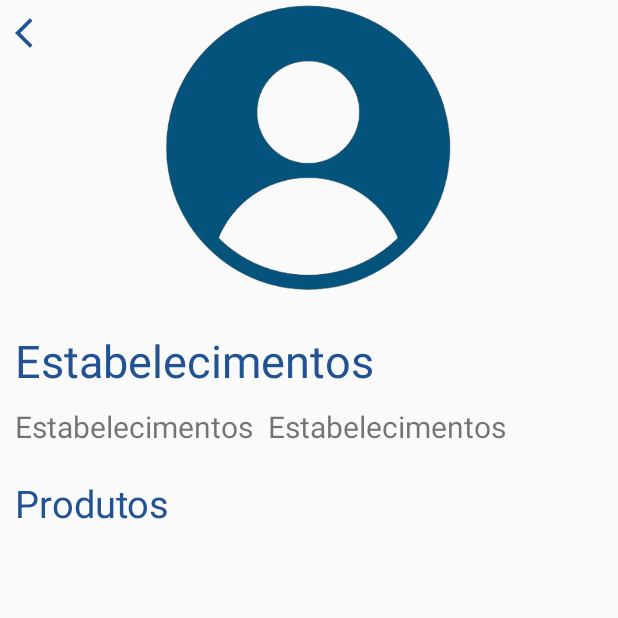
After one commit to IProjetoIntegradorIV/ProjetoIntegradorIV, an Android app: the ProductsActivity screen opened directly, with no data from a screen before it, on a phone screen of 412 x 824 dp, the top half of it. The commit adds this screen. Run offline under Robolectric (Android 15) with nearby library versions, the phone set to English and light mode, and no system bars; pictures from the network do not load.

Commit message:
Tela do produto

```diff
--- a/app/src/main/java/br/edu/puccampinas/campusconnect/EstablishmentAdapter.kt
+++ b/app/src/main/java/br/edu/puccampinas/campusconnect/EstablishmentAdapter.kt
@@ -34,12 +34,8 @@ class EstablishmentAdapter(private val establishments: List<Establishment>) :
 
         holder.itemView.setOnClickListener {
             val context = holder.itemView.context
-            val intent = Intent(context, ProductActivity::class.java)
+            val intent = Intent(context, ProductsActivity::class.java)
             intent.putExtra("establishmentId", establishment.id)
-            intent.putExtra("establishmentName", establishment.name)
-            intent.putExtra("establishmentDescription", establishment.description)
-            intent.putExtra("establishmentOpeningHours", establishment.openingHours)
-            intent.putExtra("establishmentPhoto", establishment.photo)
             context.startActivity(intent)
         }
     }
--- /dev/null
+++ b/app/src/main/java/br/edu/puccampinas/campusconnect/ProductsActivity.kt
@@ -0,0 +1,110 @@
+package br.edu.puccampinas.campusconnect
+
+import android.content.Intent
+import android.os.Bundle
+import android.widget.Toast
+import androidx.activity.viewModels
+import androidx.appcompat.app.AppCompatActivity
+import androidx.recyclerview.widget.LinearLayoutManager
+import androidx.recyclerview.widget.RecyclerView
+import br.edu.puccampinas.campusconnect.data.model.Establishment
+import br.edu.puccampinas.campusconnect.data.network.RetrofitInstance
+import br.edu.puccampinas.campusconnect.databinding.ActivityProductsBinding
+import kotlinx.coroutines.CoroutineScope
+import kotlinx.coroutines.Dispatchers
+import kotlinx.coroutines.launch
+import kotlinx.coroutines.withContext
+import com.bumptech.glide.Glide
+
+private lateinit var binding: ActivityProductsBinding
+private lateinit var productAdapter: ProductAdapter
+private lateinit var recyclerView: RecyclerView
+private lateinit var establishmentId: String
+
+class ProductsActivity : AppCompatActivity() {
+
+    override fun onCreate(savedInstanceState: Bundle?) {
+        super.onCreate(savedInstanceState)
+        binding = ActivityProductsBinding.inflate(layoutInflater)
+        setContentView(binding.root)
+
+        binding.comeBack.setOnClickListener {
+            comeBack()
+        }
+
+        establishmentId = intent.getStringExtra("establishmentId") ?: "N/A"
+
+        recyclerView = binding.recyclerView
+        recyclerView.layoutManager = LinearLayoutManager(this)
+
+        if (establishmentId != null) {
+            fetchEstablishmentDetails(establishmentId)
+        } else {
+            Toast.makeText(this, "Establishment ID not found", Toast.LENGTH_SHORT).show()
+        }
+    }
+
+    private fun fetchProducts(establishmentId: String) {
+        if (establishmentId == "N/A") {
+            Toast.makeText(this, "Establishment ID is invalid", Toast.LENGTH_SHORT).show()
+            return
+        }
+        CoroutineScope(Dispatchers.IO).launch {
+            try {
+                val response = RetrofitInstance.api.getProductsByEstablishment(establishmentId)
+                withContext(Dispatchers.Main) {
+                    if (response.isSuccessful && response.body() != null) {
+                        val products = response.body()!!
+                        productAdapter = ProductAdapter(products)
+                        recyclerView.adapter = productAdapter
+                    } else {
+                        val errorBody = response.errorBody()?.string()
+                        val errorMessage = "Failed to load products. Code: ${response.code()}, Error: $errorBody"
+                        Toast.makeText(this@ProductsActivity, errorMessage, Toast.LENGTH_LONG).show()
+                    }
+                }
+            } catch (e: Exception) {
+                withContext(Dispatchers.Main) {
+                    Toast.makeText(this@ProductsActivity, "Exception: ${e.message}", Toast.LENGTH_LONG).show()
+                }
+            }
+        }
+    }
+
+
+    private fun comeBack(){
+        val intent = Intent(this, EstablishmentActivity::class.java)
+        startActivity(intent)
+    }
+
+    private fun fetchEstablishmentDetails(establishmentId: String) {
+        CoroutineScope(Dispatchers.IO).launch {
+            try {
+                val response = RetrofitInstance.api.getEstablishmentById(establishmentId)
+                withContext(Dispatchers.Main) {
+                    if (response.isSuccessful && response.body() != null) {
+                        val establishment = response.body()!!
+                        // Atualiza a UI com os dados do estabelecimento
+                        displayEstablishmentDetails(establishment)
+                        fetchProducts(establishmentId) // Chamando a função para buscar produtos
+                    } else {
+                        val errorBody = response.errorBody()?.string()
+                        val errorMessage = "Failed to load establishment details. Code: ${response.code()}, Error: $errorBody"
+                        Toast.makeText(this@ProductsActivity, errorMessage, Toast.LENGTH_LONG).show()
+                    }
+                }
+            } catch (e: Exception) {
+                withContext(Dispatchers.Main) {
+                    Toast.makeText(this@ProductsActivity, "Exception: ${e.message}", Toast.LENGTH_LONG).show()
+                }
+            }
+        }
+    }
+
+    private fun displayEstablishmentDetails(establishment: Establishment) {
+        binding.name.text = establishment.name
+        binding.description.text = establishment.description
+        binding.openingHours.text = establishment.openingHours
+        Glide.with(this).load(establishment.photo).into(binding.establishmentPhoto)
+    }
+}
--- a/app/src/main/java/br/edu/puccampinas/campusconnect/data/model/Product.kt
+++ b/app/src/main/java/br/edu/puccampinas/campusconnect/data/model/Product.kt
@@ -6,5 +6,6 @@ data class Product(
     val name: String,
     val description: String,
     val evaluation: String,
-    val photo: String
+    val photo: String,
+    val price: String
 )
--- a/app/src/main/java/br/edu/puccampinas/campusconnect/data/network/ApiService.kt
+++ b/app/src/main/java/br/edu/puccampinas/campusconnect/data/network/ApiService.kt
@@ -34,4 +34,6 @@ interface ApiService {
     @GET("api/users/establishments/{establishmentId}/products")
     suspend fun getProductsByEstablishment(@Path("establishmentId") establishmentId: String): Response<List<Product>>
 
+    @GET("api/users/establishments/{id}")
+    suspend fun getEstablishmentById(@Path("id") id: String): Response<Establishment>
 }
--- /dev/null
+++ b/app/src/main/res/layout/activity_products.xml
@@ -0,0 +1,77 @@
+<LinearLayout xmlns:android="http://schemas.android.com/apk/res/android"
+    android:layout_width="match_parent"
+    android:layout_height="match_parent"
+    android:orientation="vertical">
+
+    <FrameLayout
+        android:layout_width="match_parent"
+        android:layout_height="200dp">
+
+        <ImageView
+            android:id="@+id/establishment_photo"
+            android:layout_width="match_parent"
+            android:layout_height="match_parent"
+            android:layout_gravity="center"
+            android:src="@drawable/perfil" />
+
+        <TextView
+            android:id="@+id/come_back"
+            android:layout_width="wrap_content"
+            android:layout_height="wrap_content"
+            android:layout_marginStart="10dp"
+            android:layout_marginTop="10dp"
+            android:drawableStart="@drawable/ic_voltar"
+            android:drawableTint="@color/blue" />
+
+    </FrameLayout>
+
+    <TextView
+        android:id="@+id/name"
+        android:layout_width="wrap_content"
+        android:layout_height="wrap_content"
+        android:layout_marginStart="10dp"
+        android:layout_marginTop="20dp"
+        android:text="@string/estabelecimentos"
+        android:textColor="@color/blue"
+        android:textSize="30sp"/>
+
+    <LinearLayout
+        android:layout_width="match_parent"
+        android:layout_height="wrap_content"
+        android:orientation="horizontal">
+
+        <TextView
+            android:id="@+id/description"
+            android:layout_width="wrap_content"
+            android:layout_height="wrap_content"
+            android:layout_marginStart="10dp"
+            android:layout_marginTop="10dp"
+            android:text="@string/estabelecimentos"
+            android:textSize="20sp"/>
+
+        <TextView
+            android:id="@+id/openingHours"
+            android:layout_width="wrap_content"
+            android:layout_height="wrap_content"
+            android:layout_marginStart="10dp"
+            android:layout_marginTop="10dp"
+            android:text="@string/estabelecimentos"
+            android:textSize="20sp"/>
+
+    </LinearLayout>
+
+    <TextView
+        android:layout_width="wrap_content"
+        android:layout_height="wrap_content"
+        android:layout_marginStart="10dp"
+        android:layout_marginTop="20dp"
+        android:text="@string/produtos"
+        android:textColor="@color/blue"
+        android:textSize="25sp"/>
+
+    <androidx.recyclerview.widget.RecyclerView
+        android:id="@+id/recyclerView"
+        android:layout_width="match_parent"
+        android:layout_height="match_parent"
+        android:layout_marginTop="10dp"/>
+</LinearLayout>
--- a/app/src/main/res/values-night/themes.xml
+++ b/app/src/main/res/values-night/themes.xml
@@ -1,6 +1,6 @@
 <resources xmlns:tools="http://schemas.android.com/tools">
     <!-- Base application theme. -->
-    <style name="Theme.CampusConnect" parent="Theme.MaterialComponents.DayNight.DarkActionBar">
+    <style name="Theme.CampusConnect" parent="Theme.AppCompat.Light.NoActionBar">
         <!-- Primary brand color. -->
         <item name="colorPrimary">@color/purple_200</item>
         <item name="colorPrimaryVariant">@color/purple_700</item>
--- a/app/src/main/res/values/themes.xml
+++ b/app/src/main/res/values/themes.xml
@@ -10,7 +10,7 @@
         <item name="colorSecondaryVariant">@color/teal_700</item>
         <item name="colorOnSecondary">@color/black</item>
         <!-- Status bar color. -->
-        <item name="android:statusBarColor">?attr/colorPrimaryVariant</item>
+        <item name="android:statusBarColor">@color/black</item>
         <!-- Customize your theme here. -->
     </style>
 </resources>
```
Also changed, not shown: app/src/main/AndroidManifest.xml (+7 -4 lines), app/src/main/java/br/edu/puccampinas/campusconnect/ProductActivity.kt (+19 -56 lines), app/src/main/java/br/edu/puccampinas/campusconnect/ProductAdapter.kt (+14 -0 lines), app/src/main/res/layout/activity_product.xml (+70 -48 lines), app/src/main/res/layout/item_product.xml (+10 -1 lines), app/src/main/res/values/styles.xml (line endings or trailing spaces).
